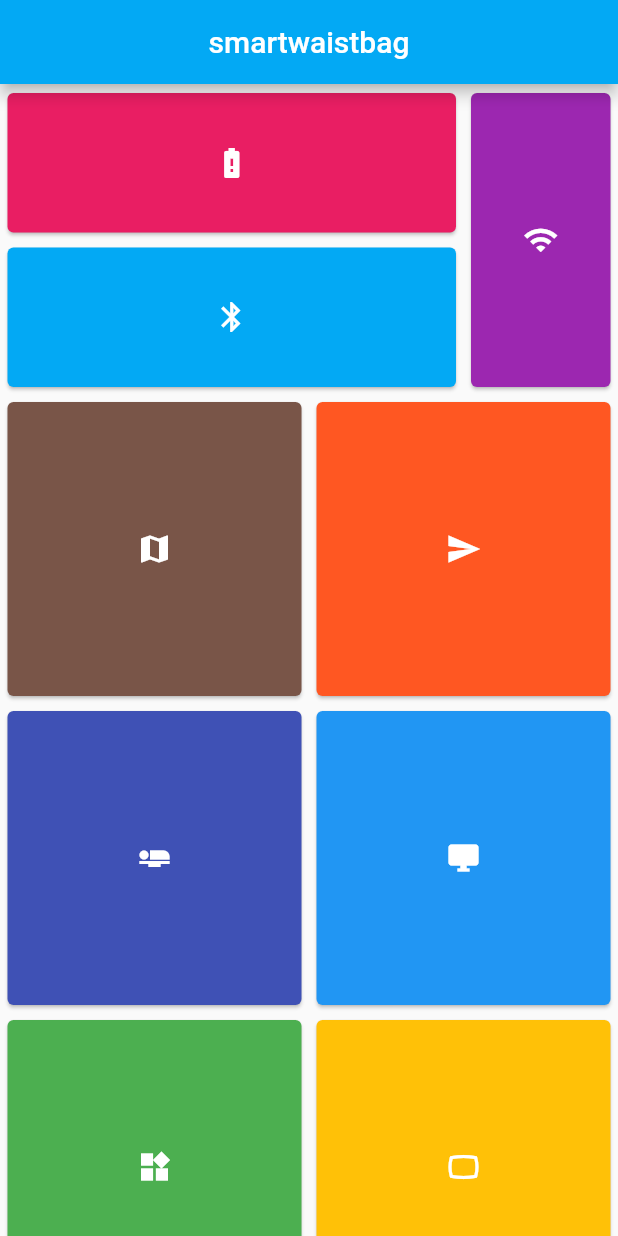
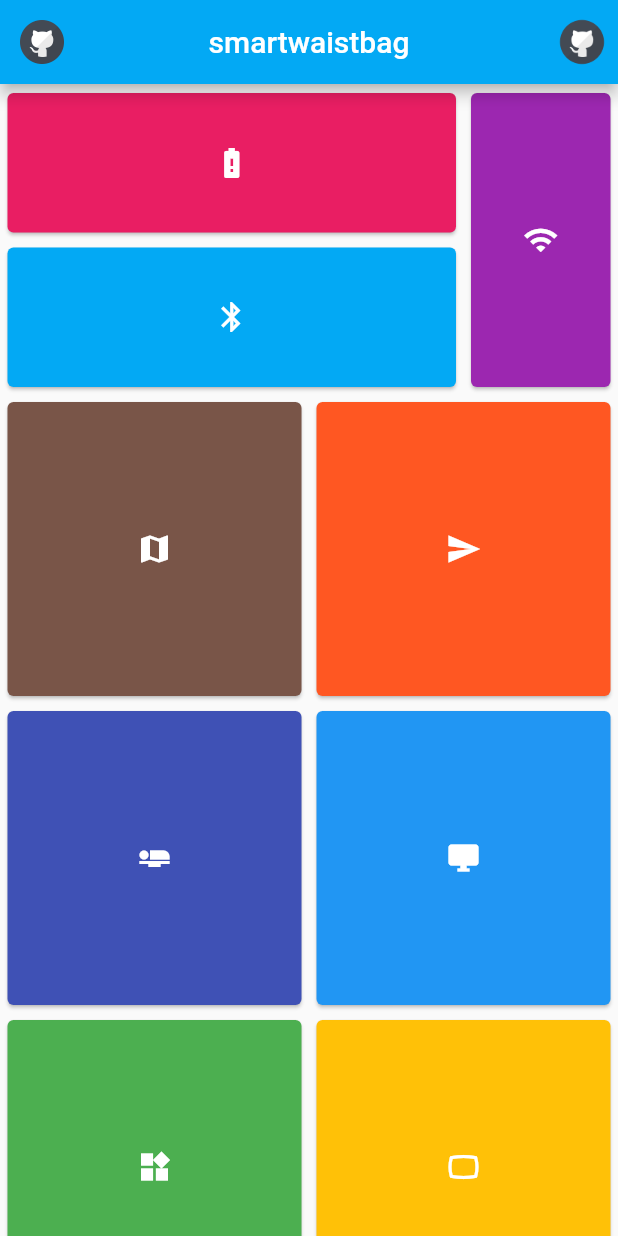
Before and after one commit to jhsavely/SmartWaistBag, a Flutter app: the screen it shows after launch, on a phone screen of 412 x 824 dp. Run offline on Flutter 3.47's test engine with Material 2 defaults, Android fonts, the phone set to English and light mode, and no system bars.

```diff
--- a/lib/main.dart
+++ b/lib/main.dart
@@ -56,6 +56,24 @@ class MyApp1 extends StatelessWidget {
           backgroundColor: Colors.lightBlue,
           title: Text('smartwaistbag'),
           centerTitle: true,
+          leading: IconButton(
+              icon: Image.asset(
+                'images/github_logo_48.png',
+                fit: BoxFit.contain,
+                height: 32,
+              ),
+             // onPressed: () => _showToast(context),
+              tooltip: 'Prev'),
+          actions: <Widget>[
+            IconButton(
+                icon: Image.asset(
+                  'images/github_logo_256.png',
+                  fit: BoxFit.contain,
+                  height: 32,
+                ),
+            //    onPressed: () => _showToast(context),
+                tooltip: 'Next')
+          ],
         ),
         body: new Padding(
             padding: const EdgeInsets.only(top: 1.0),
```
Also changed, not shown: pubspec.yaml (+6 -3 lines), images/github_logo.svg (added), images/github_logo_256.png (added), images/github_logo_48.png (added), images/user_profile.svg (added), images/user_profile_2.svg (added).
